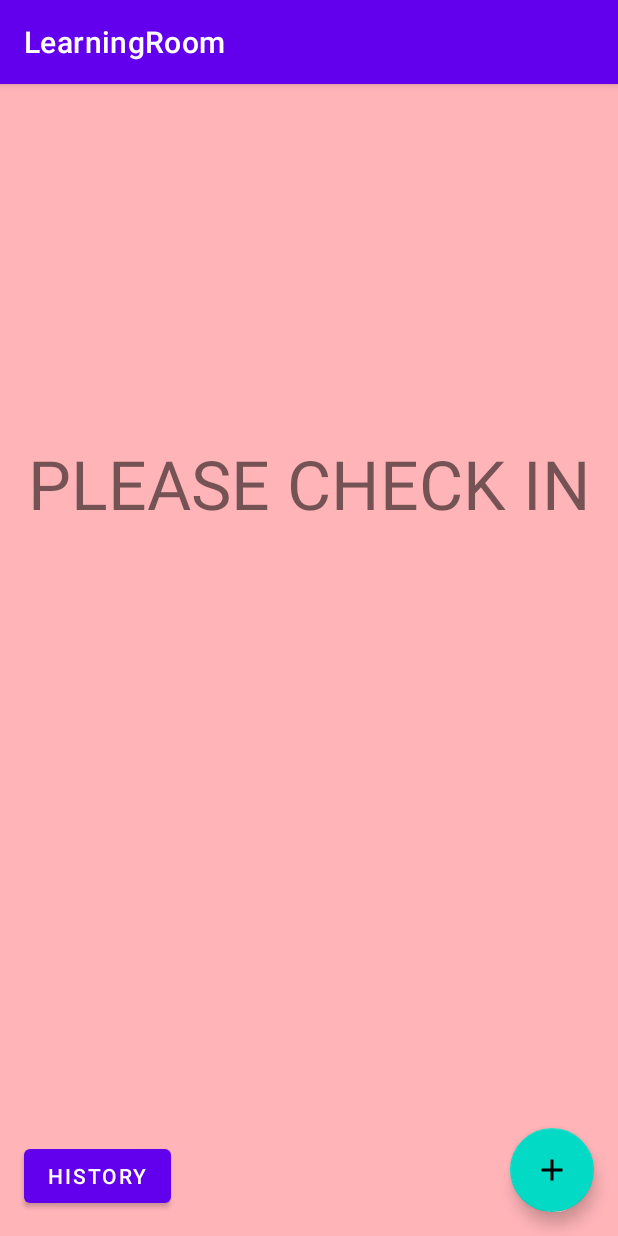
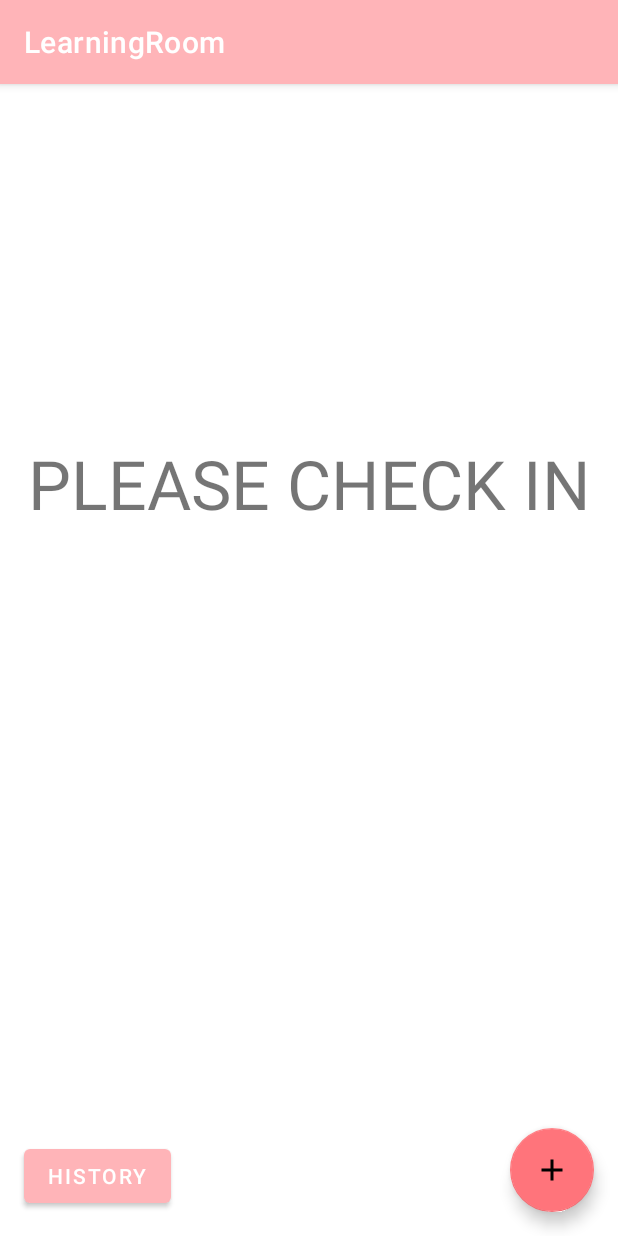
Before and after one commit to Mingmon/myThaichana, an Android app: the screen it shows after launch (MainActivity), on a phone screen of 412 x 824 dp. Run offline under Robolectric (Android 15) with nearby library versions, the phone set to English and light mode, and no system bars; our stand-ins replace Room's generated code.

Commit message:
change color

```diff
--- a/app/src/main/res/layout/activity_main.xml
+++ b/app/src/main/res/layout/activity_main.xml
@@ -3,8 +3,7 @@
     xmlns:tools="http://schemas.android.com/tools"
     android:layout_width="match_parent"
     android:layout_height="match_parent"
-    tools:context=".MainActivity"
-    android:background="#FFB4B8">
+    tools:context=".MainActivity">
 
     <!--<androidx.recyclerview.widget.RecyclerView
         android:id="@+id/recyclerview"
@@ -24,6 +23,7 @@
         android:layout_margin="16dp"
         android:contentDescription="@string/add_word"
         android:src="@drawable/ic_add_black_24dp"
+        app:backgroundTint="@color/colorAccent"
         app:layout_constraintBottom_toBottomOf="parent"
         app:layout_constraintEnd_toEndOf="parent" />
 
--- a/app/src/main/res/layout/recyclerview_item.xml
+++ b/app/src/main/res/layout/recyclerview_item.xml
@@ -9,5 +9,5 @@
         style="@style/word_title"
         android:layout_width="match_parent"
         android:layout_height="wrap_content"
-        android:background="@android:color/holo_orange_light" />
+        android:background="@color/colorAccent" />
 </LinearLayout>
--- a/app/src/main/res/values/colors.xml
+++ b/app/src/main/res/values/colors.xml
@@ -1,8 +1,10 @@
 <?xml version="1.0" encoding="utf-8"?>
 <resources>
-    <color name="colorPrimary">#6200EE</color>
-    <color name="colorPrimaryDark">#3700B3</color>
-    <color name="colorAccent">#03DAC5</color>
+    <color name="colorPrimary">#FFB4B8</color>
+    <color name="colorPrimaryDark">#e5a2a5</color>
+    <color name="colorAccent">#ff747b</color>
+
+<!--    ffe7e8-->
 
     <color name="buttonLabel">#FFFFFF</color>
 </resources>
```
Also changed, not shown: app/src/main/res/layout/activity_new_word.xml (+2 -6 lines).
